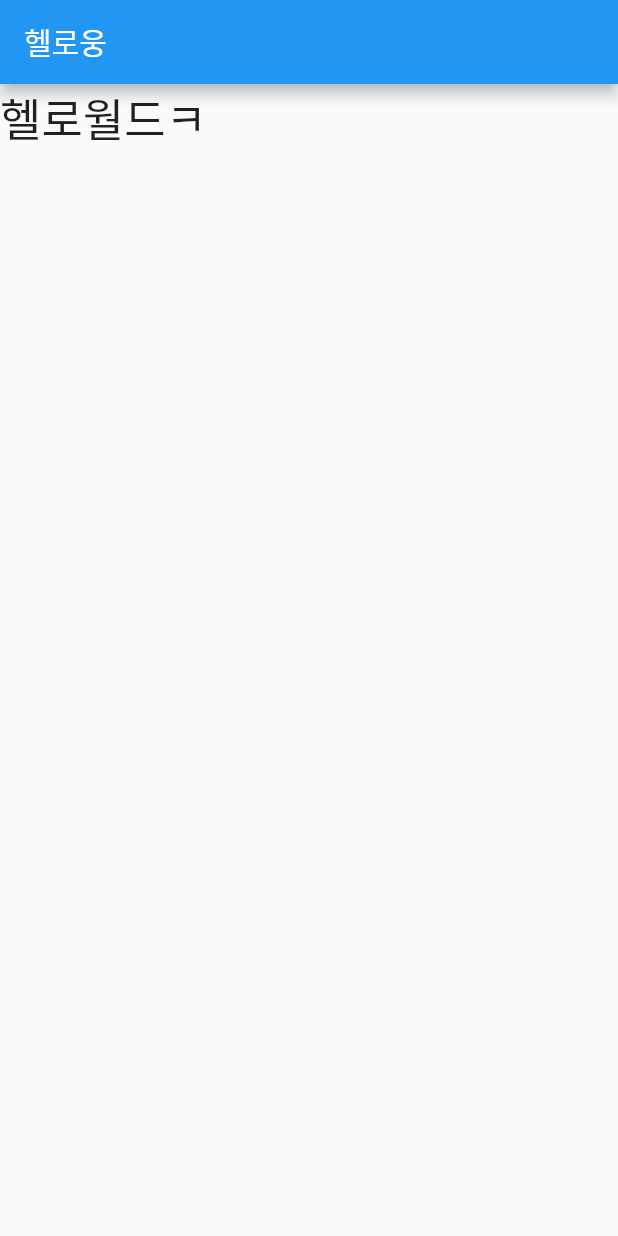
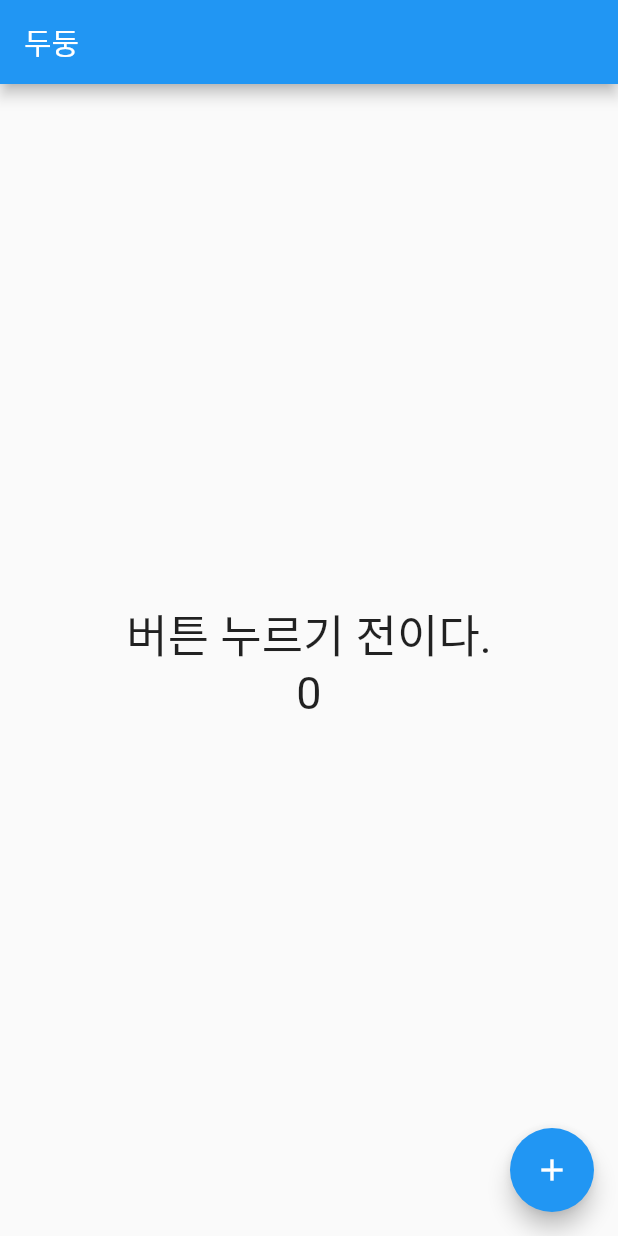
Before and after one commit to srcshow/flutter_basic, a Flutter app: the screen it shows after launch, on a phone screen of 412 x 824 dp. Run offline on Flutter 3.47's test engine with Material 2 defaults, Android fonts, the phone set to English and light mode, and no system bars.

Commit message:
flutter
안드로이드 스튜디오를 이용한 기초 학습 1차 종료

```diff
--- a/lib/main.dart
+++ b/lib/main.dart
@@ -8,6 +8,7 @@ void main() {
 
 //MyApp이 StatelessWidget클래스를 상속받고있다.
 class MyApp extends StatelessWidget {
+  //화면이 변경될 소지가 없는 위젯 StatelessWidget
   // This widget is the root of your application.
   @override
   Widget build(BuildContext context) {
@@ -26,12 +27,71 @@ class MyApp extends StatelessWidget {
         // is not restarted.
         primarySwatch: Colors.blue,
       ),
-      home: Scaffold(
-          //스캐폴드는 앱바를 가지고 있음.
-          appBar: AppBar(
-            title: Text("헬로웅"),
-          ),
-          body: Text("헬로월드ㅋ", style: TextStyle(fontSize: 30))),
+      home: HelloPage("두둥"),
     );
   }
 }
+
+/*
+* 기본적인 앱 구조는 StatelessWidget 아래, Scaffold에 appBar에 body...형태가 기본이다.
+*
+* 상태를 가지는 앱을 만들고자 할때는 statefulwidget로 가줘야 한다.
+* stful을 입력하고 엔터를 누른다.
+* */
+
+/*
+* 항상 이런 2개가 셋트로 .
+* 이 2개의 셋트가 하나의 화면이라고 생각하자...???
+* 상태를 가질수 있고ㅡ, ui가 변경될수 있는 StatefulWidget
+* */
+class HelloPage extends StatefulWidget {
+  final String title;
+
+  //외부에서 받아서 할당해 줄 생성자 선언으로 초기화
+  HelloPage(this.title);
+
+  @override
+  _HelloPageState createState() => _HelloPageState();
+}
+
+class _HelloPageState extends State<HelloPage> {
+  //언더바는 private 변수의미.
+  String _message = "버튼 누르기 전이다.";
+
+  int _counter = 0;
+
+  @override
+  Widget build(BuildContext context) {
+    // return Container();
+    return Scaffold(
+        floatingActionButton: FloatingActionButton(
+          /*onPressed: () => print("잘 눌리나?"),*/
+          onPressed: _changeMessage,
+          child: Icon(Icons.add),
+        ),
+        appBar: AppBar(
+          title: Text(widget.title),
+        ),
+        body: Center(
+            child: Column(
+              mainAxisAlignment: MainAxisAlignment.center,
+              // crossAxisAlignment: CrossAxisAlignment.end,
+              children: <Widget>[
+                Text(_message, style: TextStyle(fontSize: 30)),
+                Text('$_counter', style: TextStyle(fontSize: 30)),
+              ],
+            )
+        //Text(_message, style: TextStyle(fontSize: 30))
+        )
+
+
+    );
+  }
+
+  void _changeMessage() {
+    setState(() {
+      _message = '버튼 누르고 바뀜.';
+      _counter++;
+    });
+  }
+}
```
